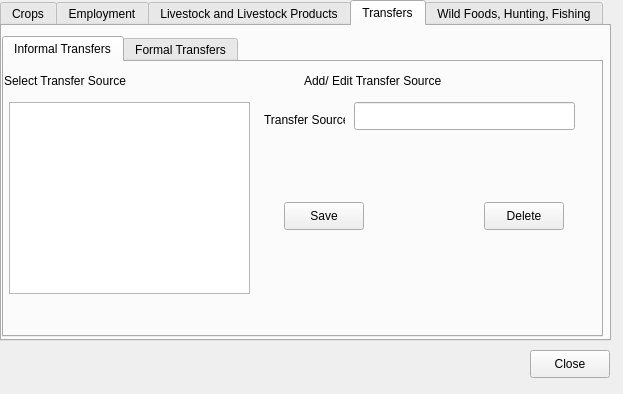
Old version of the form src/openihm/gui/designs/ui_manageincomedetails.ui in the repository snim2mirror/openihm.
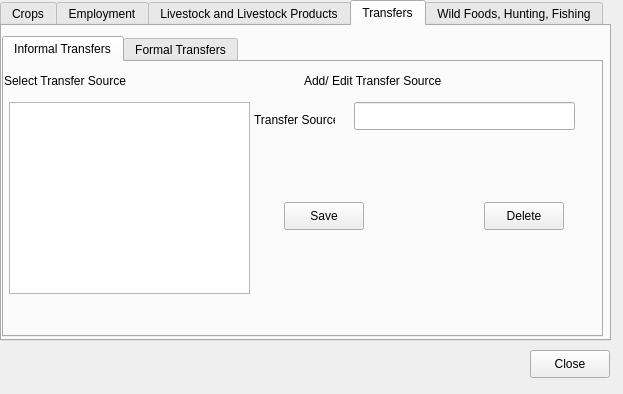
New version of the form.

Patch:
```diff
--- a/src/openihm/gui/designs/ui_manageincomedetails.ui
+++ b/src/openihm/gui/designs/ui_manageincomedetails.ui
@@ -547,7 +547,7 @@
       <widget class="QLabel" name="label_2">
        <property name="geometry">
         <rect>
-         <x>260</x>
+         <x>250</x>
          <y>50</y>
          <width>81</width>
          <height>16</height>
```
Left out of the diff: 2 changed lines with no effect on the pictures.
